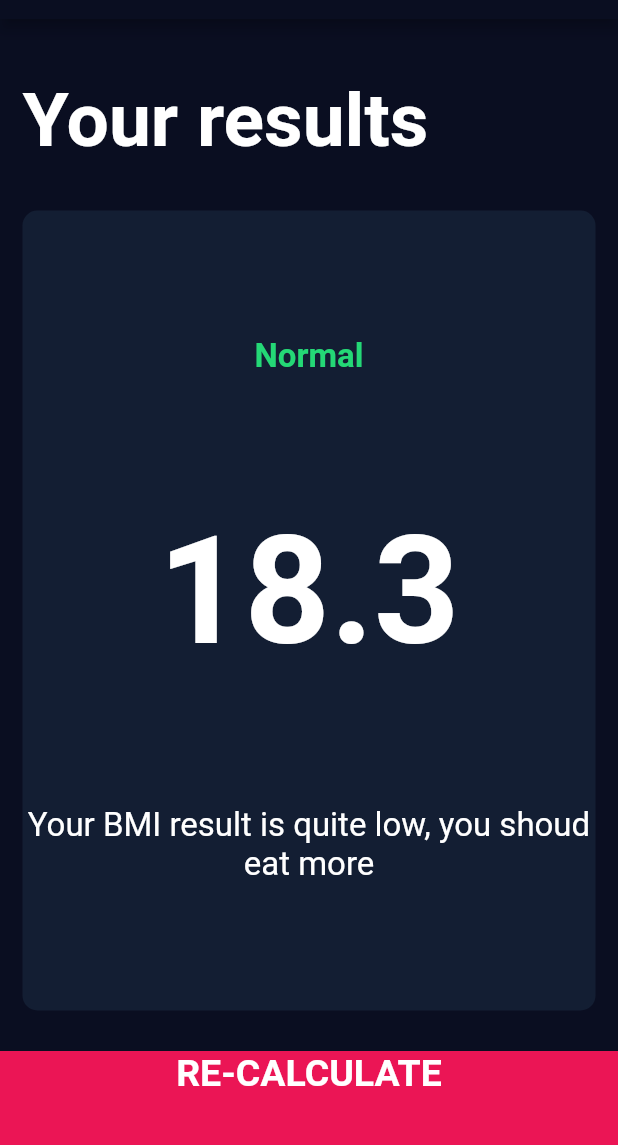
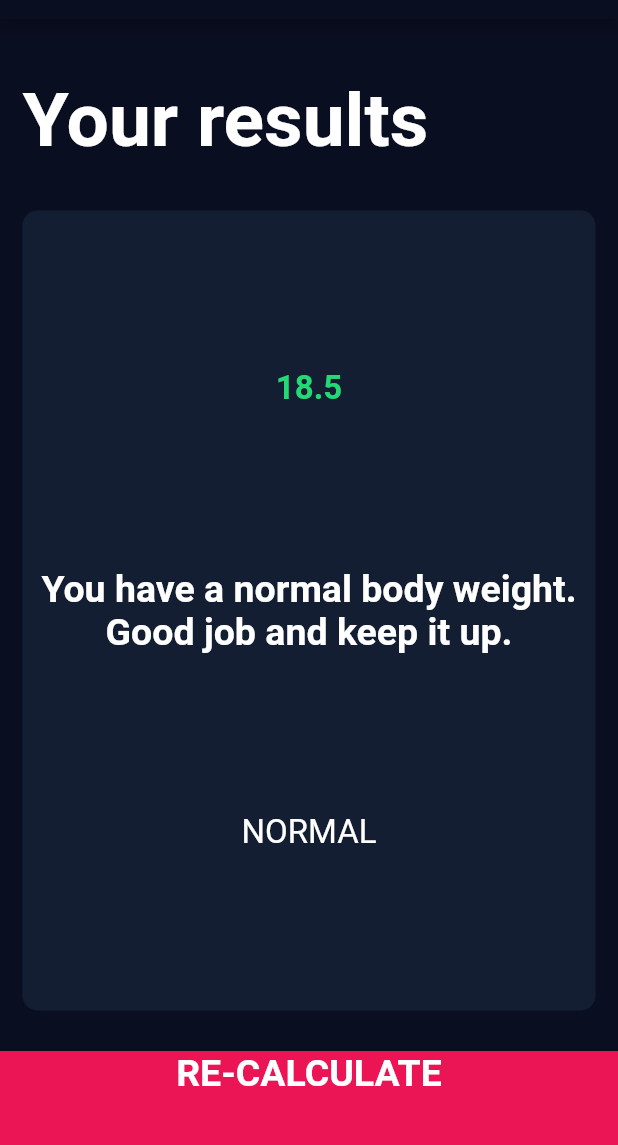
Before and after one commit to albertdugba/bmi-calculator-flutter, a Flutter app: the screen it shows after launch, after a tap on "CALCULATE", on a phone screen of 412 x 824 dp, the part 65-1210 px from its top. Run offline on Flutter 3.47's test engine with Material 2 defaults, Android fonts, the phone set to English and light mode, and no system bars; our stand-ins replace font_awesome_flutter.

Commit message:
code refactoring

```diff
--- a/lib/input_page.dart
+++ b/lib/input_page.dart
@@ -1,4 +1,5 @@
 import 'package:flutter/material.dart';
+import 'package:flutter_module/brain.dart';
 import 'package:flutter_module/results_page.dart';
 import 'package:flutter_module/utils/constants.dart';
 import 'package:flutter_module/utils/utils.dart';
@@ -189,8 +190,17 @@ class _InputPageState extends State<InputPage> {
             )),
             BottomButton(
               onTap: () {
-                Navigator.push(context,
-                    MaterialPageRoute(builder: (context) => ResultsPage()));
+                CalculatorBrain calc =
+                    CalculatorBrain(height: height, weight: weight);
+                calc.calculateBMI();
+                Navigator.push(
+                    context,
+                    MaterialPageRoute(
+                        builder: (context) => ResultsPage(
+                              bmiResult: calc.calculateBMI(),
+                              interPretation: calc.interpretattion(),
+                              resultText: calc.getResult(),
+                            )));
               },
               buttonTitle: 'CALCULATE',
             )
--- a/lib/results_page.dart
+++ b/lib/results_page.dart
@@ -3,6 +3,11 @@ import 'package:flutter_module/utils/constants.dart';
 import 'package:flutter_module/utils/utils.dart';
 
 class ResultsPage extends StatelessWidget {
+  final String bmiResult;
+  final String resultText;
+  final String interPretation;
+
+  const ResultsPage({this.bmiResult, this.resultText, this.interPretation});
   @override
   Widget build(BuildContext context) {
     return Scaffold(
@@ -31,9 +36,10 @@ class ResultsPage extends StatelessWidget {
                   mainAxisAlignment: MainAxisAlignment.spaceEvenly,
                   crossAxisAlignment: CrossAxisAlignment.center,
                   children: <Widget>[
-                    Text('Normal', style: kResultsTextStyle),
-                    Text('18.3', style: kBmiTextStyle),
-                    Text('Your BMI result is quite low, you shoud eat more',
+                    Text(bmiResult, style: kResultsTextStyle),
+                    Text(interPretation,
+                        textAlign: TextAlign.center, style: kBmiTextStyle),
+                    Text(resultText.toUpperCase(),
                         textAlign: TextAlign.center, style: kBodyTextStyle)
                   ],
                 ),
--- a/lib/utils/constants.dart
+++ b/lib/utils/constants.dart
@@ -7,7 +7,7 @@ const kInActiveColour = Color(0xFF11128);
 const kLabelTextStyle = TextStyle(fontSize: 18.0, color: Color(0xFF8D8E98));
 const kNumberTextStyle = TextStyle(fontWeight: FontWeight.w900, fontSize: 50.0);
 const kTitleStyle = TextStyle(fontSize: 50.0, fontWeight: FontWeight.bold);
-const kBmiTextStyle = TextStyle(fontSize: 100.0, fontWeight: FontWeight.bold);
+const kBmiTextStyle = TextStyle(fontSize: 25.0, fontWeight: FontWeight.bold);
 const kBodyTextStyle = TextStyle(fontSize: 22.0);
 const kResultsTextStyle = TextStyle(
     color: Color(0xFF24D876), fontSize: 22.0, fontWeight: FontWeight.bold);
```
